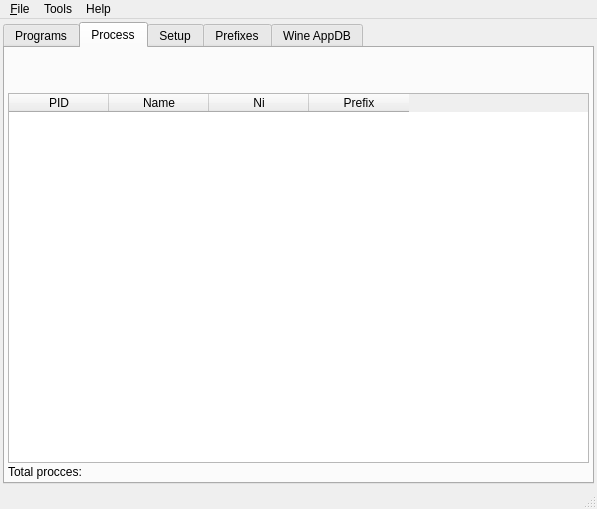
Qt form src/q4wine-gui/uis/MainWindow.ui (brezerk/q4wine) before a commit.
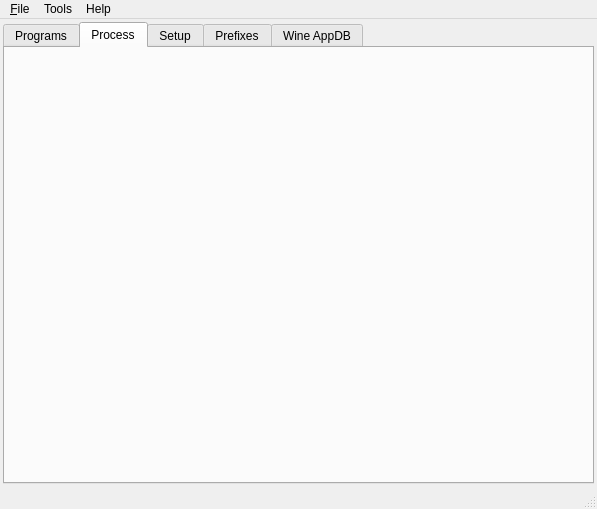
The same form after that commit. The open tabs and pages were chosen to show the change. Icons and pictures are not drawn.

Commit message: All twProgram function moved to PrefixTreeWidget; Some code reorganization; Start of move procces cotrols functions to WineProccesWidget;

Diff of the .ui file:
```diff
--- a/src/q4wine-gui/uis/MainWindow.ui
+++ b/src/q4wine-gui/uis/MainWindow.ui
@@ -120,73 +120,7 @@
        <attribute name="title">
         <string>Process</string>
        </attribute>
-       <layout class="QVBoxLayout">
-        <item>
-         <widget class="QFrame" name="tlbProccess">
-          <property name="minimumSize">
-           <size>
-            <width>16</width>
-            <height>40</height>
-           </size>
-          </property>
-          <property name="maximumSize">
-           <size>
-            <width>16777215</width>
-            <height>40</height>
-           </size>
-          </property>
-          <property name="frameShape">
-           <enum>QFrame::NoFrame</enum>
-          </property>
-          <property name="frameShadow">
-           <enum>QFrame::Raised</enum>
-          </property>
-         </widget>
-        </item>
-        <item>
-         <widget class="QTableWidget" name="tableProc">
-          <property name="selectionMode">
-           <enum>QAbstractItemView::SingleSelection</enum>
-          </property>
-          <property name="selectionBehavior">
-           <enum>QAbstractItemView::SelectRows</enum>
-          </property>
-          <property name="sortingEnabled">
-           <bool>false</bool>
-          </property>
-          <column>
-           <property name="text">
-            <string>PID</string>
-           </property>
-          </column>
-          <column>
-           <property name="text">
-            <string>Name</string>
-           </property>
-          </column>
-          <column>
-           <property name="text">
-            <string>Ni</string>
-           </property>
-          </column>
-          <column>
-           <property name="text">
-            <string>Prefix</string>
-           </property>
-          </column>
-         </widget>
-        </item>
-        <item>
-         <widget class="QLabel" name="lblProcInfo">
-          <property name="text">
-           <string>Total procces:</string>
-          </property>
-          <property name="margin">
-           <number>3</number>
-          </property>
-         </widget>
-        </item>
-       </layout>
+       <layout class="QVBoxLayout" name="tabProccesLayout"/>
       </widget>
       <widget class="QWidget" name="tab_3">
        <attribute name="title">
```
Left out of the diff: 12 changed lines with no effect on the pictures. The commit also changes 25 other files.
